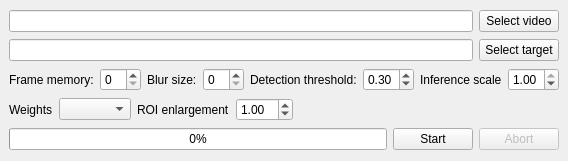
This is dashcamcleaner/mainwindow.ui in tfaehse/DashcamCleaner as Qt 5 draws it before an edit. The edited form follows.
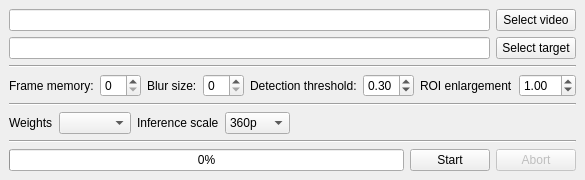
This is the edited form.

Commit message: Slight UI improvements - choose inference size directly, not as a scale parameter - visually separate post processing and YOLO parameters

What changed in the file:
```diff
--- a/dashcamcleaner/mainwindow.ui
+++ b/dashcamcleaner/mainwindow.ui
@@ -6,7 +6,7 @@
    <rect>
     <x>0</x>
     <y>0</y>
-    <width>520</width>
+    <width>534</width>
     <height>161</height>
    </rect>
   </property>
@@ -57,6 +57,13 @@
       </item>
      </layout>
     </item>
+    <item>
+     <widget class="Line" name="line">
+      <property name="orientation">
+       <enum>Qt::Horizontal</enum>
+      </property>
+     </widget>
+    </item>
     <item>
      <layout class="QHBoxLayout" name="horizontalLayout_3">
       <item>
@@ -100,40 +107,6 @@
        </widget>
       </item>
       <item>
-       <widget class="QLabel" name="label_4">
-        <property name="text">
-         <string>Inference scale</string>
-        </property>
-       </widget>
-      </item>
-      <item>
-       <widget class="QDoubleSpinBox" name="double_spin_size">
-        <property name="maximum">
-         <double>1.000000000000000</double>
-        </property>
-        <property name="singleStep">
-         <double>0.010000000000000</double>
-        </property>
-        <property name="value">
-         <double>1.000000000000000</double>
-        </property>
-       </widget>
-      </item>
-     </layout>
-    </item>
-    <item>
-     <layout class="QHBoxLayout" name="horizontalLayout_4">
-      <item>
-       <widget class="QLabel" name="label">
-        <property name="text">
-         <string>Weights</string>
-        </property>
-       </widget>
-      </item>
-      <item>
-       <widget class="QComboBox" name="combo_box_weights"/>
-      </item>
-      <item>
        <widget class="QLabel" name="label_6">
         <property name="text">
          <string>ROI enlargement</string>
@@ -156,6 +129,53 @@
         </property>
        </widget>
       </item>
+     </layout>
+    </item>
+    <item>
+     <widget class="Line" name="line_2">
+      <property name="orientation">
+       <enum>Qt::Horizontal</enum>
+      </property>
+     </widget>
+    </item>
+    <item>
+     <layout class="QHBoxLayout" name="horizontalLayout_4">
+      <item>
+       <widget class="QLabel" name="label">
+        <property name="text">
+         <string>Weights</string>
+        </property>
+       </widget>
+      </item>
+      <item>
+       <widget class="QComboBox" name="combo_box_weights"/>
+      </item>
+      <item>
+       <widget class="QLabel" name="label_4">
+        <property name="text">
+         <string>Inference scale</string>
+        </property>
+       </widget>
+      </item>
+      <item>
+       <widget class="QComboBox" name="combo_box_scale">
+        <item>
+         <property name="text">
+          <string>360p</string>
+         </property>
+        </item>
+        <item>
+         <property name="text">
+          <string>720p</string>
+         </property>
+        </item>
+        <item>
+         <property name="text">
+          <string>1080p</string>
+         </property>
+        </item>
+       </widget>
+      </item>
       <item>
        <spacer name="horizontalSpacer">
         <property name="orientation">
@@ -171,6 +191,13 @@
       </item>
      </layout>
     </item>
+    <item>
+     <widget class="Line" name="line_3">
+      <property name="orientation">
+       <enum>Qt::Horizontal</enum>
+      </property>
+     </widget>
+    </item>
     <item>
      <layout class="QHBoxLayout" name="horizontalLayout_5">
       <item>
```
The commit also changes 8 other files.
